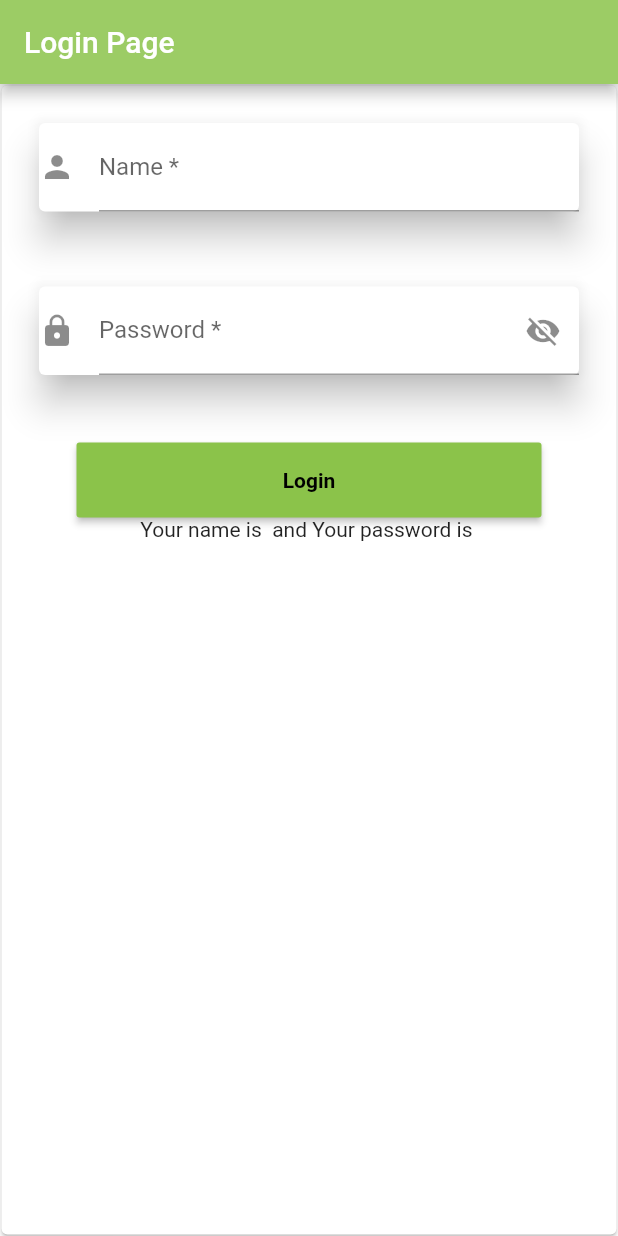
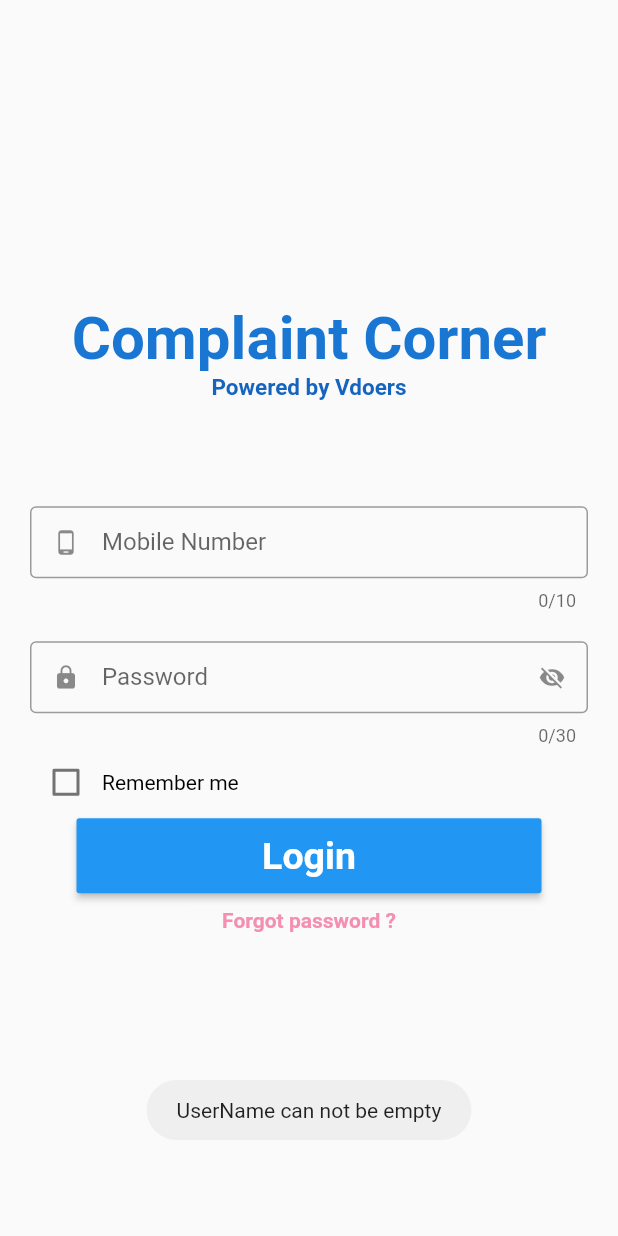
Before and after one commit to Agrim1210/Login_Page, a Flutter app: the screen it shows after launch, after a tap on "Login", on a phone screen of 412 x 824 dp. Run offline on Flutter 3.47's test engine with Material 2 defaults, Android fonts, the phone set to English and light mode, and no system bars; our stand-ins replace fluttertoast.

Commit message:
UI Designed

```diff
--- a/lib/main.dart
+++ b/lib/main.dart
@@ -16,78 +16,148 @@ class _MyAppState extends State<MyApp> {
 
   final _nameController = TextEditingController();
   final _passwordController = TextEditingController();
+  bool _rememberMeFlag = false;
 
   @override
   Widget build(BuildContext context) {
     return MaterialApp(
       home: Scaffold(
-        appBar: AppBar(
-          backgroundColor: Colors.lightGreen[400],
-          title: Text('Login Page'),
+        resizeToAvoidBottomPadding: false,
+        body: Container(
+          margin: EdgeInsets.all(20),
+          child: Column(
+            mainAxisAlignment: MainAxisAlignment.center,
+            children: <Widget>[
+              Text(
+                'Complaint Corner',
+                style: TextStyle(
+                  fontSize: 40,
+                  fontWeight: FontWeight.bold,
+                  color: Colors.blue[700],
                 ),
-        body: Container(
-          child: Card(
-            margin: EdgeInsets.all(1),
-            child: Column(
-              mainAxisAlignment: MainAxisAlignment.start,
-              children: <Widget>[
-                Card(
-                  elevation: 10,
-                  margin: EdgeInsets.all(25),
-                  child: TextFormField(
+              ),
+              Text(
+                'Powered by Vdoers',
+                style: TextStyle(
+                  color: Colors.blue[800],
+                  fontWeight: FontWeight.bold,
+                  fontSize: 15,
+                ),
+              ),
+              SizedBox(
+                width: 350,
+                height: 70,
+              ),
+              TextFormField(
+                maxLength: 10,
+                keyboardType: TextInputType.number,
                 controller: _nameController,
                 decoration: const InputDecoration(
-                      icon: Icon(Icons.person),
+                  prefixIcon: Icon(Icons.phone_android),
                   hintText: 'Required',
-                      labelText: 'Name *',
+                  labelText: 'Mobile Number ',
+                  counterText: '0/10',
+                  border: const OutlineInputBorder(),
+                  contentPadding:
+                      EdgeInsets.symmetric(vertical: 8, horizontal: 8),
+                  isDense: true,
                 ),
               ),
+              SizedBox(
+                width: 150,
+                height: 20,
               ),
-                Card(
-                  elevation: 10,
-                  margin: EdgeInsets.all(25),
-                  child: TextFormField(
+              TextFormField(
+                maxLength: 30,
                 controller: _passwordController,
                 obscureText: true,
                 decoration: const InputDecoration(
-                      icon: Icon(Icons.lock),
+                  counterText: '0/30',
+                  prefixIcon: Icon(Icons.lock),
                   suffixIcon: Icon(
                     Icons.visibility_off,
                   ),
+                  border: const OutlineInputBorder(),
                   hintText: 'Required',
-                      labelText: 'Password *',
+                  labelText: 'Password ',
+                  contentPadding:
+                      EdgeInsets.symmetric(vertical: 8, horizontal: 8),
+                  isDense: true,
                 ),
               ),
+              // SizedBox(
+              //   height: 20,
+              // ),
+              Row(
+                children: <Widget>[
+                  GestureDetector(
+                    child: Checkbox(
+                      value: _rememberMeFlag,
+                      onChanged: (value) {
+                        setState(() {
+                          _rememberMeFlag = !_rememberMeFlag;
+                        });
+                      },
                     ),
-                SizedBox(
-                  height: 20,
+                    onTap: () => setState(() {
+                      _rememberMeFlag = !_rememberMeFlag;
+                    }),
+                  ),
+                  Text(
+                    'Remember me',
+                    style: new TextStyle(color: Colors.black),
+                  ),
+                ],
               ),
               ButtonTheme(
                 minWidth: 310,
                 height: 50,
                 child: RaisedButton(
-                    color: Colors.lightGreen,
+                  color: Colors.blue[450],
                   onPressed: () {
-                      setState(() {
+                    setState(
+                      () {
+                        if (checkMandatoryFields()) {
                           _name = _nameController.text;
                           _password = _passwordController.text;
-                      });
+                          //Call Login Api
+
+                          Fluttertoast.showToast(msg: 'Login Successful');
+                        }
+                      },
+                    );
                   },
                   child: Text(
                     'Login',
                     style: TextStyle(
-                        color: Colors.black,
+                      color: Colors.white,
+                      fontSize: 25,
                       fontWeight: FontWeight.bold,
                     ),
                   ),
                 ),
               ),
-                Text('Your name is $_name and Your password is $_password')
+              SizedBox(height: 10,),
+              Text(
+                "Forgot password ?",
+                style: new TextStyle(color: Colors.pink[200],fontWeight: FontWeight.bold),
+              ),
             ],
-            ),
           ),
         ),
       ),
     );
   }
+
+  bool checkMandatoryFields() {
+    if (_nameController.text.isEmpty) {
+      Fluttertoast.showToast(msg: 'UserName can not be empty');
+      return false;
+    } else if (_passwordController.text.isEmpty) {
+      Fluttertoast.showToast(msg: 'Password can not be empty');
+      return false;
+    } else {
+      return true;
     }
+  }
+}
```
Lines whose indentation alone changed are shown as unchanged.
